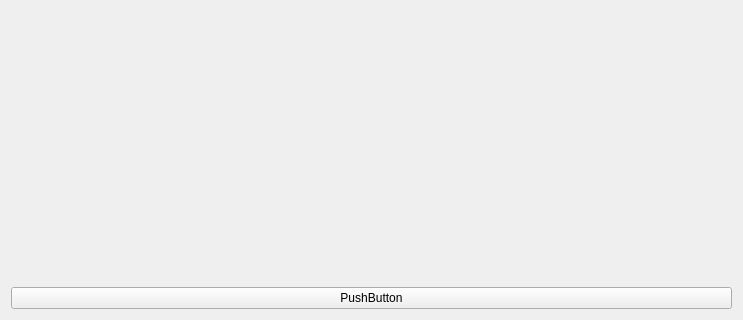
First picture: the form in Controller/controllertab.ui, repository GAO-777/Controller, before the edit; both pictures show x 0 to 743 and y 311 to 631 of the 743 by 631 pixel window.
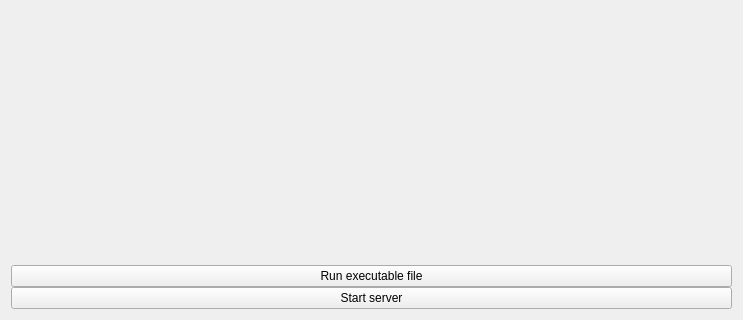
Second picture: the form after the edit.

```diff
--- a/Controller/controllertab.ui
+++ b/Controller/controllertab.ui
@@ -34,7 +34,14 @@
      <item>
       <widget class="QPushButton" name="pushButton">
        <property name="text">
-        <string>PushButton</string>
+        <string>Run executable file</string>
+       </property>
+      </widget>
+     </item>
+     <item>
+      <widget class="QPushButton" name="Start_Server_pb">
+       <property name="text">
+        <string>Start server</string>
        </property>
       </widget>
      </item>
```
Left out of the diff: 2 changed lines with no effect on the pictures.
